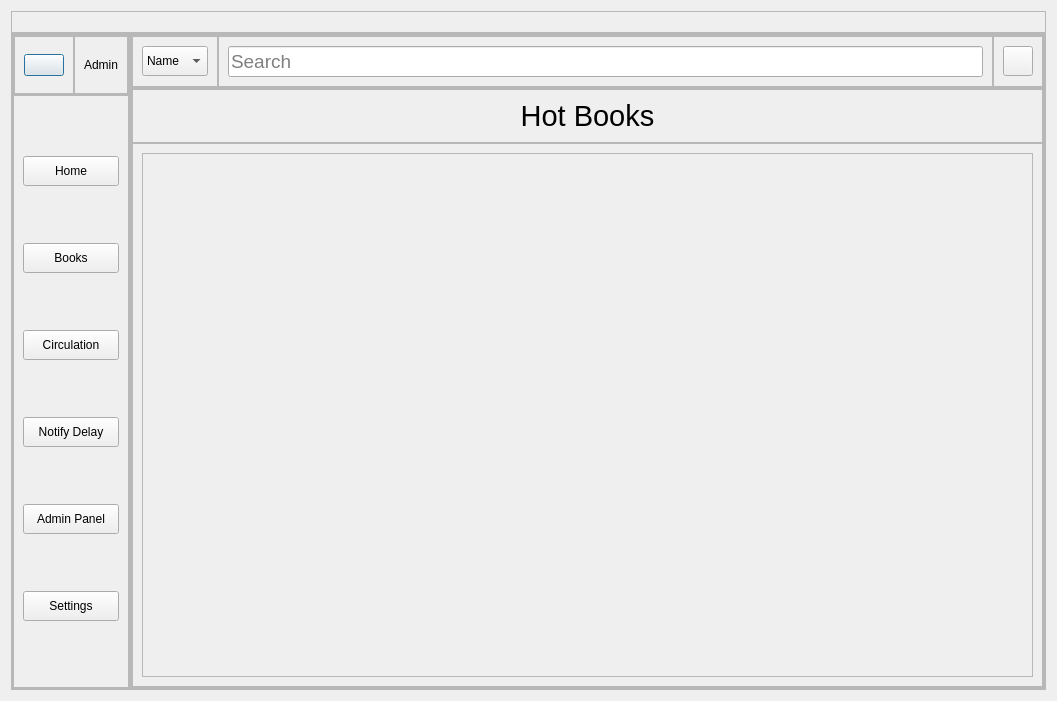
aavashlamichhane/LibMan, file homepage.ui: the form before one commit.
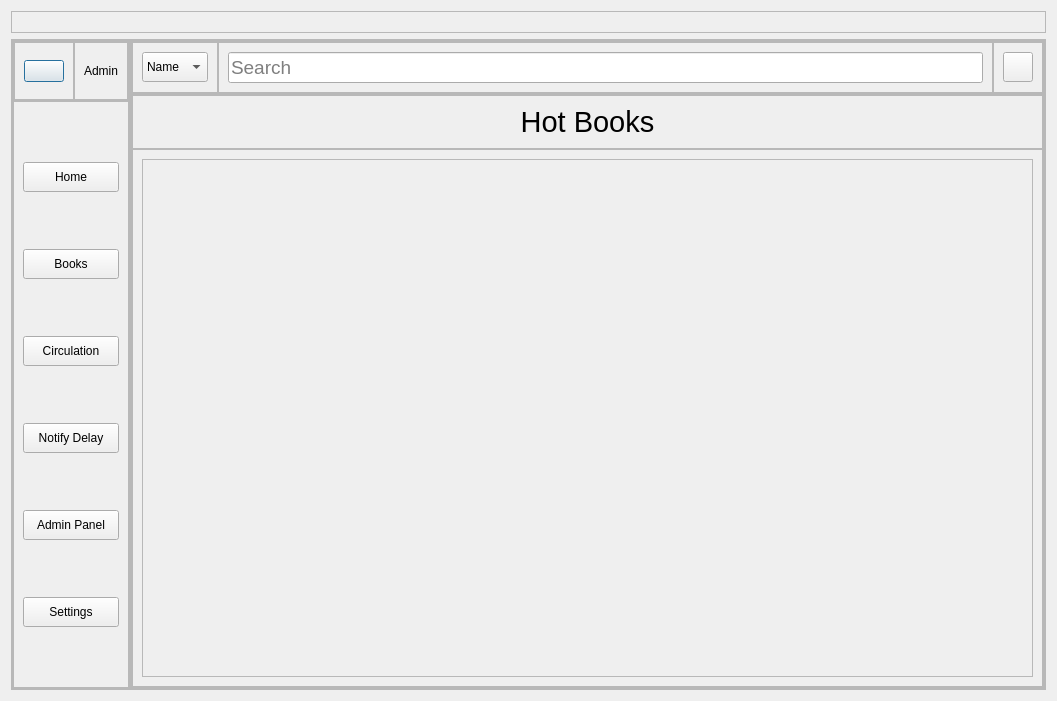
The form after the commit. Icons and pictures are not drawn.

Patch:
```diff
--- a/homepage.ui
+++ b/homepage.ui
@@ -13,12 +13,7 @@
   <property name="windowTitle">
    <string>Dialog</string>
   </property>
-  <layout class="QHBoxLayout" name="horizontalLayout_6">
-   <item>
-    <layout class="QVBoxLayout" name="Layout_menu">
-     <property name="spacing">
-      <number>0</number>
-     </property>
+  <layout class="QVBoxLayout" name="verticalLayout">
      <item>
       <widget class="QFrame" name="frame_logo">
        <property name="maximumSize">
@@ -563,8 +558,8 @@
                      <rect>
                       <x>0</x>
                       <y>0</y>
-                      <width>912</width>
-                      <height>556</height>
+                    <width>914</width>
+                    <height>554</height>
                      </rect>
                     </property>
                    </widget>
@@ -581,8 +576,6 @@
         </item>
        </layout>
       </widget>
-     </item>
-    </layout>
    </item>
   </layout>
  </widget>
```
Lines whose indentation alone changed are shown as unchanged.
